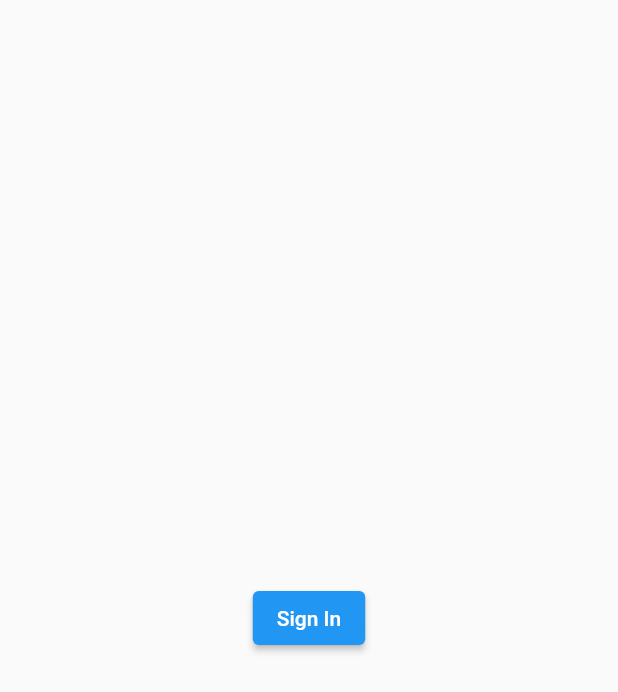
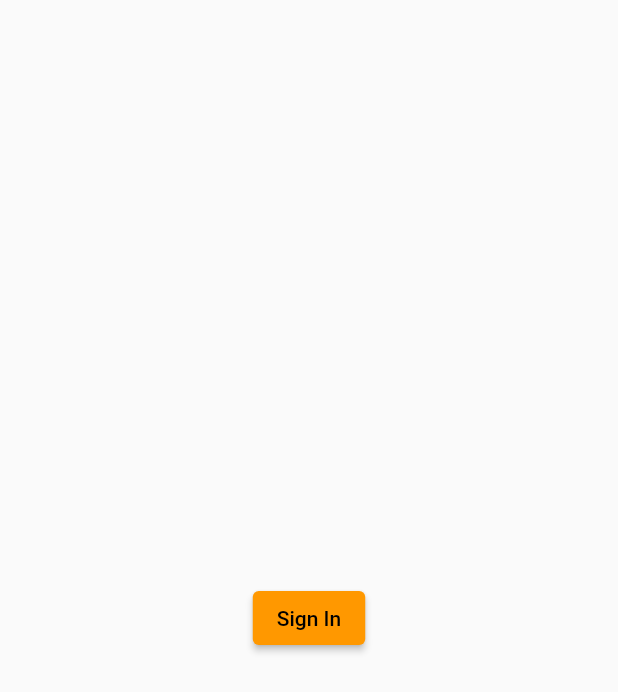
Before and after one commit to gonzaSala/controlDeGastos-App, a Flutter app: the screen it shows after launch, on a phone screen of 412 x 824 dp. Shown: the top 692 px of the screen. Run offline on Flutter 3.47's test engine with Material 2 defaults, Android fonts, the phone set to English and light mode, and no system bars; our stand-ins replace charts_flutter, cloud_firestore, firebase_auth, firebase_core, font_awesome_flutter, google_sign_in; accounts and stored records are empty.

Commit message:
un poco de colr, pero igual no esta bien

```diff
--- a/lib/main.dart
+++ b/lib/main.dart
@@ -24,7 +24,7 @@ class MyApp extends StatelessWidget {
       child: MaterialApp(
         title: 'Material App',
         theme: ThemeData(
-          primarySwatch: Colors.blue,
+          primarySwatch: Colors.orange,
         ),
         routes: {
           '/': (BuildContext context) {
```
